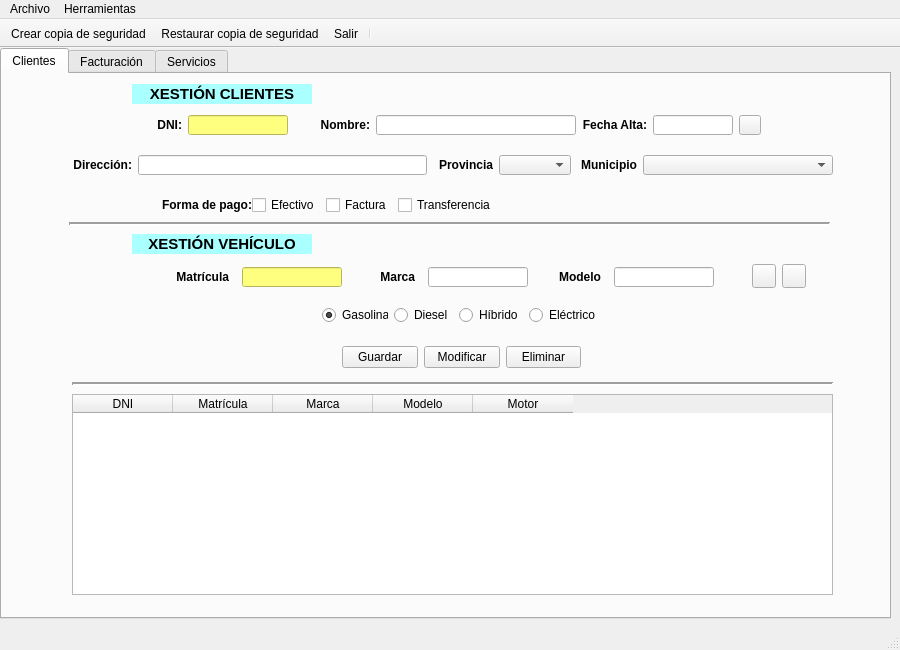
First picture: the form in ui/ventMain.ui, repository arielcostas/dam-di-costasguerrero, before the edit.
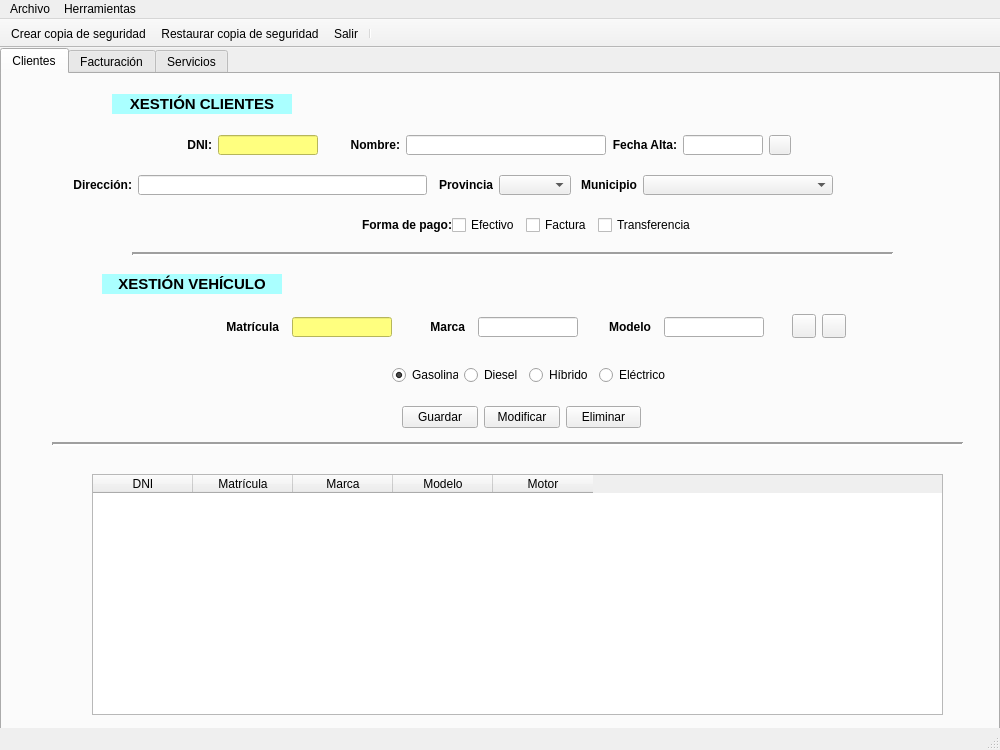
Second picture: the form after the edit. Icons and pictures are not drawn.

What changed in the file:
```diff
--- a/ui/ventMain.ui
+++ b/ui/ventMain.ui
@@ -6,20 +6,20 @@
    <rect>
     <x>0</x>
     <y>0</y>
-    <width>900</width>
-    <height>650</height>
+    <width>1000</width>
+    <height>750</height>
    </rect>
   </property>
   <property name="minimumSize">
    <size>
-    <width>900</width>
-    <height>650</height>
+    <width>1000</width>
+    <height>750</height>
    </size>
   </property>
   <property name="maximumSize">
    <size>
-    <width>900</width>
-    <height>650</height>
+    <width>1000</width>
+    <height>750</height>
    </size>
   </property>
   <property name="windowTitle">
@@ -34,8 +34,8 @@
      <rect>
       <x>0</x>
       <y>0</y>
-      <width>891</width>
-      <height>571</height>
+      <width>1000</width>
+      <height>700</height>
      </rect>
     </property>
     <property name="currentIndex">
@@ -48,8 +48,8 @@
      <widget class="QLabel" name="lblTituloVehiculo">
       <property name="geometry">
        <rect>
-        <x>130</x>
-        <y>160</y>
+        <x>100</x>
+        <y>200</y>
         <width>180</width>
         <height>20</height>
        </rect>
@@ -91,8 +91,8 @@
      <widget class="QPushButton" name="buttonBuscarVehiculo">
       <property name="geometry">
        <rect>
-        <x>750</x>
-        <y>190</y>
+        <x>790</x>
+        <y>240</y>
         <width>24</width>
         <height>24</height>
        </rect>
@@ -120,8 +120,8 @@
      <widget class="QWidget" name="layoutWidget">
       <property name="geometry">
        <rect>
-        <x>150</x>
-        <y>40</y>
+        <x>180</x>
+        <y>60</y>
         <width>611</width>
         <height>22</height>
        </rect>
@@ -320,8 +320,8 @@
      <widget class="QPushButton" name="buttonLimpiarVehiculo">
       <property name="geometry">
        <rect>
-        <x>780</x>
-        <y>190</y>
+        <x>820</x>
+        <y>240</y>
         <width>24</width>
         <height>24</height>
        </rect>
@@ -349,8 +349,8 @@
      <widget class="QLabel" name="lblTituloClientes">
       <property name="geometry">
        <rect>
-        <x>130</x>
-        <y>10</y>
+        <x>110</x>
+        <y>20</y>
         <width>180</width>
         <height>20</height>
        </rect>
@@ -393,7 +393,7 @@
       <property name="geometry">
        <rect>
         <x>70</x>
-        <y>80</y>
+        <y>100</y>
         <width>761</width>
         <height>22</height>
        </rect>
@@ -533,8 +533,8 @@
      <widget class="QWidget" name="layoutWidget_3">
       <property name="geometry">
        <rect>
-        <x>320</x>
-        <y>230</y>
+        <x>390</x>
+        <y>290</y>
         <width>273</width>
         <height>22</height>
        </rect>
@@ -588,10 +588,10 @@
      <widget class="QTableWidget" name="tablaClientes">
       <property name="geometry">
        <rect>
-        <x>70</x>
-        <y>320</y>
-        <width>761</width>
-        <height>201</height>
+        <x>90</x>
+        <y>400</y>
+        <width>851</width>
+        <height>241</height>
        </rect>
       </property>
       <property name="alternatingRowColors">
@@ -629,8 +629,8 @@
      <widget class="QWidget" name="layoutWidget_4">
       <property name="geometry">
        <rect>
-        <x>160</x>
-        <y>190</y>
+        <x>210</x>
+        <y>240</y>
         <width>561</width>
         <height>26</height>
        </rect>
@@ -776,9 +776,9 @@
      <widget class="Line" name="line_2">
       <property name="geometry">
        <rect>
-        <x>70</x>
-        <y>300</y>
-        <width>761</width>
+        <x>50</x>
+        <y>360</y>
+        <width>911</width>
         <height>21</height>
        </rect>
       </property>
@@ -792,8 +792,8 @@
      <widget class="Line" name="line">
       <property name="geometry">
        <rect>
-        <x>67</x>
-        <y>140</y>
+        <x>130</x>
+        <y>170</y>
         <width>761</width>
         <height>21</height>
        </rect>
@@ -808,8 +808,8 @@
      <widget class="QWidget" name="layoutWidget_5">
       <property name="geometry">
        <rect>
-        <x>150</x>
-        <y>120</y>
+        <x>350</x>
+        <y>140</y>
         <width>339</width>
         <height>22</height>
        </rect>
@@ -868,8 +868,8 @@
      <widget class="QWidget" name="layoutWidget_6">
       <property name="geometry">
        <rect>
-        <x>340</x>
-        <y>270</y>
+        <x>400</x>
+        <y>330</y>
         <width>239</width>
         <height>26</height>
        </rect>
@@ -916,7 +916,7 @@
     <rect>
      <x>0</x>
      <y>0</y>
-     <width>900</width>
+     <width>1000</width>
      <height>22</height>
     </rect>
    </property>
```
